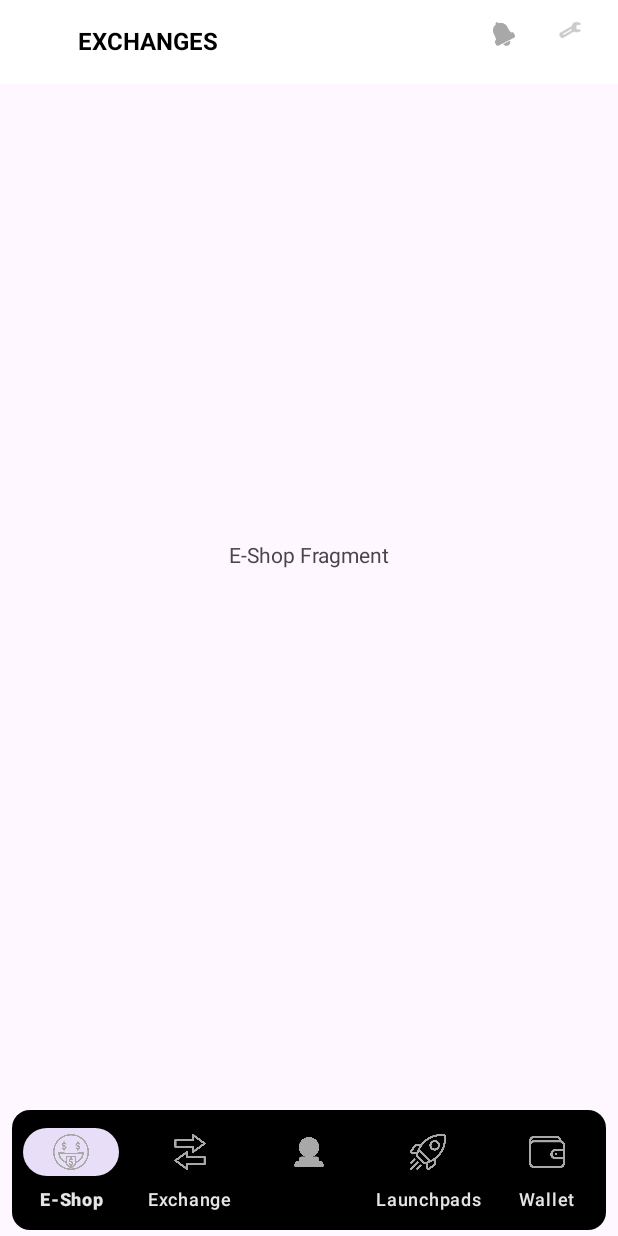
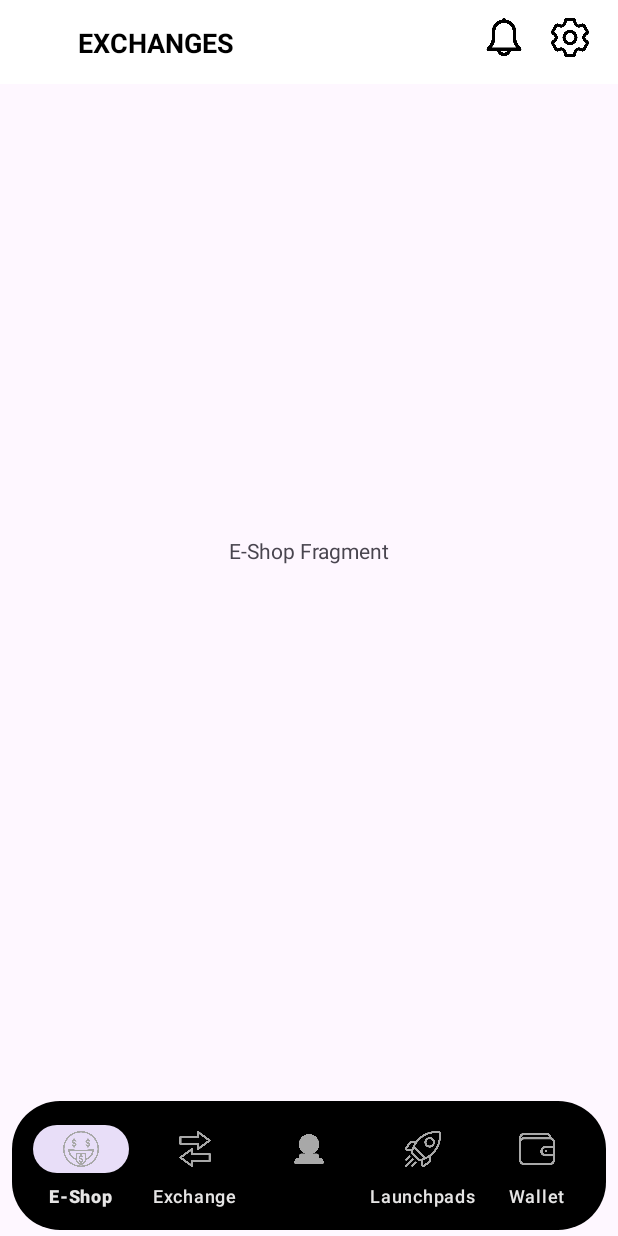
Before and after one commit to Ruhi22/GweilandTask, an Android app: the screen it shows after launch (MainActivity), on a phone screen of 412 x 824 dp. Run offline under Robolectric (Android 15) with nearby library versions, the phone set to English and light mode, and no system bars.

Commit message:
Gweiland Task Title text size 18sp from 16sp right icons changed and color black Bottom Nav height increase and rounded corners better Styles/Theme Larger_Drawable, Normal_Drawable, Smarller_Drawable added

```diff
--- a/app/src/main/res/drawable/bottom_nav.xml
+++ b/app/src/main/res/drawable/bottom_nav.xml
@@ -3,9 +3,9 @@
 
     <solid android:color="@color/black"/>
     <corners
-        android:topLeftRadius="12dp"
-        android:topRightRadius="12dp"
-        android:bottomLeftRadius="12dp"
-        android:bottomRightRadius="12dp"/>
+        android:topLeftRadius="32dp"
+        android:topRightRadius="32dp"
+        android:bottomLeftRadius="32dp"
+        android:bottomRightRadius="32dp"/>
 
 </shape>
--- a/app/src/main/res/layout/activity_main.xml
+++ b/app/src/main/res/layout/activity_main.xml
@@ -28,6 +28,10 @@
         android:layout_marginLeft="8dp"
         android:layout_marginRight="8dp"
         android:layout_marginBottom="4dp"
+        android:paddingLeft="8dp"
+        android:paddingRight="8dp"
+        android:paddingTop="4dp"
+        android:paddingBottom="2dp"
         android:layout_alignParentBottom="true"
         android:background="@drawable/bottom_nav"
         app:itemIconTint="@color/colorGrayLight"
--- a/app/src/main/res/layout/custom_toolbar.xml
+++ b/app/src/main/res/layout/custom_toolbar.xml
@@ -18,14 +18,16 @@
         app:layout_constraintTop_toTopOf="parent">
 
         <androidx.appcompat.widget.AppCompatImageView
-            android:layout_width="32dp"
-            android:layout_height="32dp"
-            android:padding="8dp"
-            android:src="@android:drawable/ic_menu_manage"
-            android:tint="@color/colorGrayLight"
+            style="@style/Normal_Drawable"
+            android:layout_width="match_parent"
+            android:layout_height="34dp"
+            android:paddingTop="8dp"
+            android:paddingRight="16dp"
+            android:src="@drawable/setting"
+            android:tint="@color/black"
             app:layout_constraintBottom_toBottomOf="parent"
             app:layout_constraintEnd_toEndOf="parent"
-            app:layout_constraintTop_toTopOf="parent"/>
+            app:layout_constraintTop_toTopOf="parent" />
 
     </LinearLayout>
 
@@ -37,7 +39,7 @@
         android:text="@string/exchanges"
         android:textStyle="bold"
         android:textColor="@color/black"
-        android:textSize="16sp"
+        android:textSize="18sp"
         android:textAllCaps="true"
         app:layout_constraintStart_toStartOf="parent"
         app:layout_constraintTop_toTopOf="parent" />
@@ -46,9 +48,10 @@
         android:layout_width="32dp"
         android:layout_height="32dp"
         android:layout_marginEnd="60dp"
-        android:padding="8dp"
-        android:src="@android:drawable/ic_popup_reminder"
-        android:tint="@color/colorGrayLight"
+        android:paddingTop="4dp"
+        android:src="@drawable/bell"
+        style="@style/Normal_Drawable"
+        android:tint="@color/black"
         app:layout_constraintBottom_toBottomOf="parent"
         app:layout_constraintEnd_toEndOf="parent"
         app:layout_constraintTop_toTopOf="parent"
```
Also changed, not shown: app/src/main/res/values-night/themes.xml (+15 -0 lines), app/src/main/res/values/themes.xml (+15 -0 lines), app/src/main/res/drawable/bell.png (added), app/src/main/res/drawable/setting.png (added).
